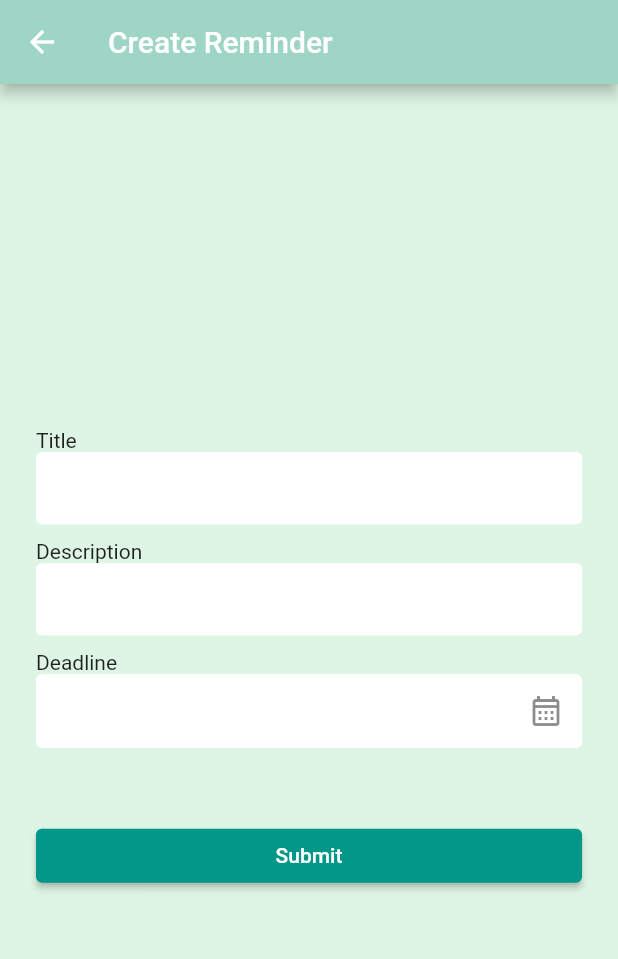
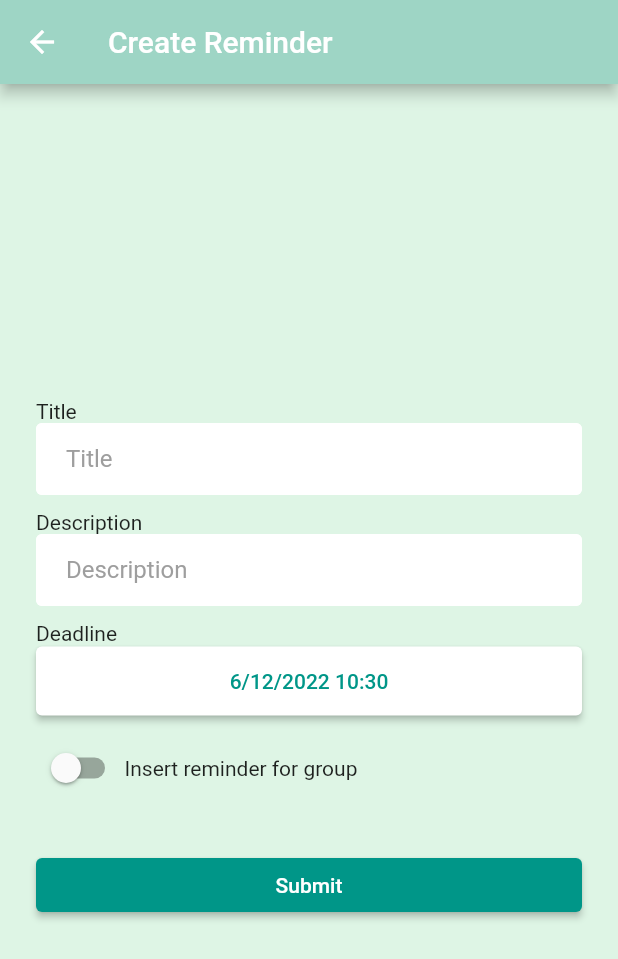
Before and after one commit to ikhsan34/buruan, a Flutter app: the Reminder screen opened by its route, on a phone screen of 412 x 824 dp. Shown: the top 959 px of the screen. Run offline on Flutter 3.47's test engine with Material 2 defaults, Android fonts, the phone set to English and light mode, and no system bars; our stand-ins replace flutter_spinkit, shared_preferences; accounts and stored records are empty; network calls fail.

Commit message:
Create Reminder Form

```diff
--- a/lib/group/joinGroup.dart
+++ b/lib/group/joinGroup.dart
@@ -16,7 +16,7 @@ class _JoinGroupState extends State<JoinGroup> {
       backgroundColor: const Color(0xFFDEF5E5),
       appBar: AppBar(
         backgroundColor: const Color(0xFF9ED5C5),
-        title: const Text('Create Group'),
+        title: const Text('Join Group'),
       ),
     );
   }
--- a/lib/reminder.dart
+++ b/lib/reminder.dart
@@ -9,65 +9,75 @@ class Reminder extends StatefulWidget {
 }
 
 class _ReminderState extends State<Reminder> {
+
+
+  DateTime dateTime = DateTime.now();
+  bool isGroup = false;
+
+  Future<DateTime?> pickDate() => showDatePicker(
+    context: context,
+    initialDate: dateTime,
+    firstDate: DateTime.now(),
+    lastDate: DateTime(2100),
+    builder: (context, child) {
+      return Theme(
+        data: Theme.of(context).copyWith(
+          colorScheme: const ColorScheme.light(
+            primary: Color(0xFF009688)
+          ),
+        ),
+        child: child!,
+      );
+    },
+  );
+
+  Future<TimeOfDay?> pickTime() => showTimePicker(
+    context: context,
+    initialTime: TimeOfDay(hour: dateTime.hour, minute: dateTime.minute),
+    builder: (context, child) {
+      return Theme(
+        data: Theme.of(context).copyWith(
+          colorScheme: const ColorScheme.light(
+            primary: Color(0xFF009688)
+          ),
+        ),
+        child: child!,
+      );
+    },
+  );
+
+  Future pickDateTime() async {
+
+    DateTime? date = await pickDate();
+    if(date == null) return;
+
+    TimeOfDay? time = await pickTime();
+    if(time == null) return;
+
+    final dateTime = DateTime(
+      date.year,
+      date.month,
+      date.day,
+      time.hour,
+      time.minute
+    );
+
+    setState(() {
+      this.dateTime = dateTime;
+    });
+    print(dateTime);
+  }
+
   @override
   Widget build(BuildContext context) {
-    final title = TextFormField(
-      keyboardType: TextInputType.text,
-      autofocus: false,
-      decoration: InputDecoration(
-        filled: true,
-        fillColor: Colors.white,
-        contentPadding: const EdgeInsets.fromLTRB(20.0, 10.0, 20.0, 10.0),
-        border: OutlineInputBorder(borderRadius: BorderRadius.circular(10)),
-        enabledBorder: const OutlineInputBorder(
-            borderSide: BorderSide(color: Colors.white)),
-      ),
-    );
 
-    final deadline = TextFormField(
-        keyboardType: TextInputType.datetime,
-        autofocus: false,
-        decoration: InputDecoration(
-            filled: true,
-            fillColor: Colors.white,
-            contentPadding: const EdgeInsets.fromLTRB(20.0, 20.0, 20.0, 10.0),
-            border: OutlineInputBorder(borderRadius: BorderRadius.circular(10)),
-            enabledBorder: const OutlineInputBorder(
-                borderSide: BorderSide(color: Colors.white)),
-            suffixIcon: Align(
-              widthFactor: 1.0,
-              heightFactor: 1.0,
-              child: Icon(
-                Icons.calendar_month_outlined,
-              ),
-            )));
-
-    final description = TextFormField(
-      keyboardType: TextInputType.text,
-      autofocus: false,
-      decoration: InputDecoration(
-        filled: true,
-        fillColor: Colors.white,
-        contentPadding: const EdgeInsets.fromLTRB(20.0, 10.0, 20.0, 10.0),
-        border: OutlineInputBorder(borderRadius: BorderRadius.circular(10)),
-        enabledBorder: const OutlineInputBorder(
-            borderSide: BorderSide(color: Colors.white)),
-      ),
-    );
-
-    final ReminderButton = Padding(
-      padding: const EdgeInsets.symmetric(vertical: 0),
-      child: ElevatedButton(
-        style: ElevatedButton.styleFrom(backgroundColor: Color(0xFF009688)),
-        onPressed: () {},
-        child: const Text('Submit'),
-      ),
-    );
+    final hours = dateTime.hour.toString().padLeft(2, '0');
+    final minutes = dateTime.minute.toString().padLeft(2, '0');
 
     return Scaffold(
       appBar: AppBar(
-        title: Text("Create Reminder"),
-        backgroundColor: Color(0xFF9ED5C5),
+        title: const Text("Create Reminder"),
+        backgroundColor: const Color(0xFF9ED5C5),
       ),
       backgroundColor: const Color(0xFFDEF5E5),
       body: Center(
@@ -75,16 +85,106 @@ class _ReminderState extends State<Reminder> {
           shrinkWrap: true,
           padding: const EdgeInsets.only(left: 24.0, right: 24.0),
           children: <Widget>[
-            Text("Title"),
-            title,
+
+            // Title form
+            const Text("Title"),
+            TextFormField(
+              keyboardType: TextInputType.text,
+              autofocus: false,
+              decoration: InputDecoration(
+                hintText: 'Title',
+                hintStyle: const TextStyle(
+                  color: Colors.grey
+                ),
+                filled: true,
+                fillColor: Colors.white,
+                contentPadding: const EdgeInsets.fromLTRB(20.0, 10.0, 20.0, 10.0),
+                border: OutlineInputBorder(borderRadius: BorderRadius.circular(10)),
+                enabledBorder: const OutlineInputBorder(
+                    borderSide: BorderSide(color: Colors.white)),
+              ),
+            ),
             const SizedBox(height: 10.0),
-            Text("Description"),
-            description,
+
+            // Description Form
+            const Text("Description"),
+            TextFormField(
+              keyboardType: TextInputType.text,
+              autofocus: false,
+              decoration: InputDecoration(
+                hintText: 'Description',
+                hintStyle: const TextStyle(
+                  color: Colors.grey
+                ),
+                filled: true,
+                fillColor: Colors.white,
+                contentPadding: const EdgeInsets.fromLTRB(20.0, 10.0, 20.0, 10.0),
+                border: OutlineInputBorder(borderRadius: BorderRadius.circular(10)),
+                enabledBorder: const OutlineInputBorder(
+                    borderSide: BorderSide(color: Colors.white)),
+              ),
+            ),
             const SizedBox(height: 10.0),
-            Text("Deadline"),
-            deadline,
-            const SizedBox(height: 48),
-            ReminderButton,
+
+            // Deadline form
+            const Text("Deadline"),
+            ElevatedButton(
+              style: ElevatedButton.styleFrom(
+                backgroundColor: Colors.white,
+                padding: EdgeInsets.symmetric(vertical: 15)
+              ),
+              child: Text('${dateTime.day}/${dateTime.month}/${dateTime.year} $hours:$minutes', style: TextStyle(color: const Color(0xFF009688)),),
+              onPressed: (() {
+                pickDateTime();
+              }),
+            ),
+            const SizedBox(height: 10.0),
+
+            // Is for group
+            Row(
+              children: [
+                Switch(value: isGroup, onChanged: ((value) {
+                  setState(() {
+                    isGroup = value;
+                    print(isGroup);
+                  });
+                })),
+                const Text('Insert reminder for group')
+              ],
+            ),
+            const SizedBox(height: 10.0),
+            if(isGroup) Row(
+              children: [
+                const Text('Group Code : '),
+                const SizedBox(width: 20.0),
+                Expanded(child:
+                TextFormField(
+                  keyboardType: TextInputType.text,
+                  autofocus: false,
+                  decoration: InputDecoration(
+                    filled: true,
+                    fillColor: Colors.white,
+                    contentPadding: const EdgeInsets.fromLTRB(20.0, 10.0, 20.0, 10.0),
+                    border: OutlineInputBorder(borderRadius: BorderRadius.circular(10)),
+                    enabledBorder: const OutlineInputBorder(
+                        borderSide: BorderSide(color: Colors.white)),
+                  ),
+                ),
+                ),
+              ],
+            ),
+            const SizedBox(height: 20),
+
+            // Submit button
+            Padding(
+              padding: const EdgeInsets.symmetric(vertical: 0),
+              child: ElevatedButton(
+                style: ElevatedButton.styleFrom(backgroundColor: const Color(0xFF009688)),
+                onPressed: () {},
+                child: const Text('Submit'),
+              ),
+            ),
+
           ],
         ),
       ),
```
Also changed, not shown: lib/dashboard.dart (+16 -51 lines), lib/group/createGroup.dart (+9 -6 lines), lib/group/group.dart (+5 -10 lines).
